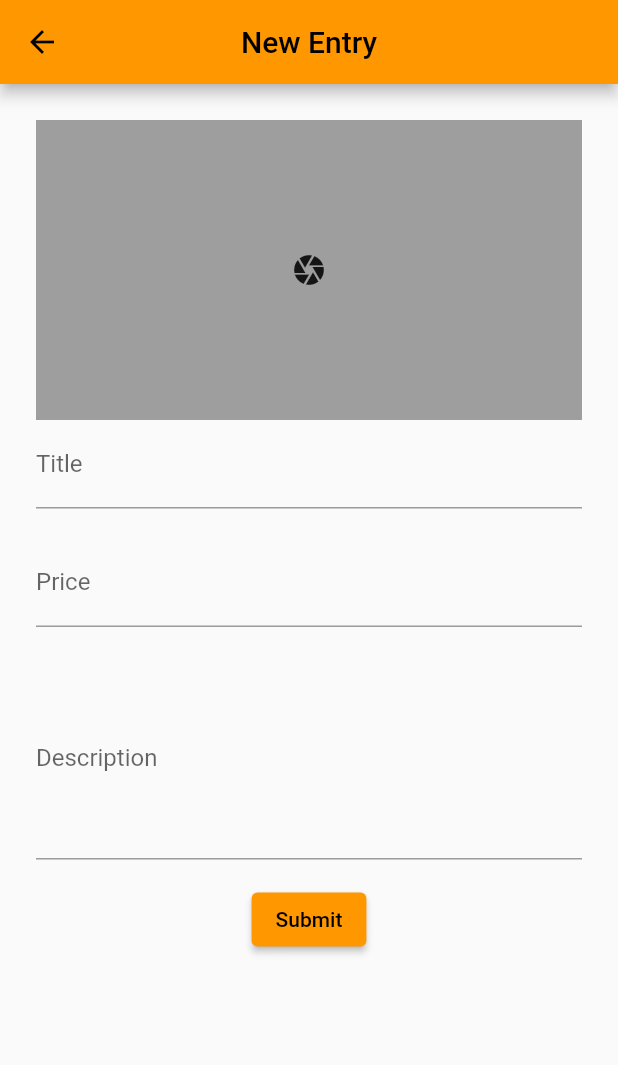
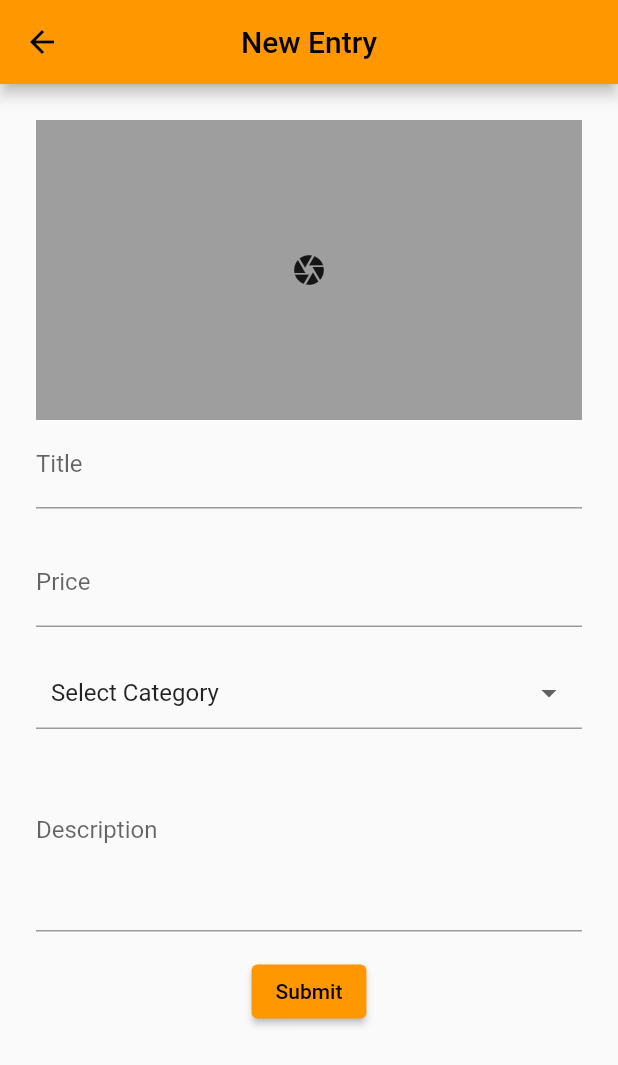
Before and after one commit to shivaAg04/SARA, a Flutter app: the AddNewEntry screen opened directly, on a phone screen of 412 x 824 dp. Shown: the top 1065 px of the screen. Run offline on Flutter 3.47's test engine with Material 2 defaults, Android fonts, the phone set to English and light mode, and no system bars; our stand-ins replace cloud_firestore, curved_navigation_bar, firebase_auth, firebase_core, firebase_storage, flutter_signin_button and 6 more; missing offline and left inert: dart:ffi; accounts and stored records are empty; network calls fail; statements that could not run were skipped.

Commit message:
final 13

```diff
--- a/lib/screens/Ads/AFTER LOGIN/add_new_entry.dart
+++ b/lib/screens/Ads/AFTER LOGIN/add_new_entry.dart
@@ -15,6 +15,14 @@ class AddNewEntry extends StatefulWidget {
 }
 
 class _AddNewEntryState extends State<AddNewEntry> {
+  List dropDownListData = [
+    {"title": "SPORTS", "value": "SPORTS"},
+    {"title": "STATIONARY", "value": "STATIONARY"},
+    {"title": "ELECTRICAL", "value": "ELECTRICAL"},
+    {"title": "OTHERS", "value": "OTHERS"},
+  ];
+
+  String selectedCategory = "";
   TextEditingController titlecontroller = TextEditingController();
 
   TextEditingController pricecontroller = TextEditingController();
@@ -48,12 +56,13 @@ class _AddNewEntryState extends State<AddNewEntry> {
       "Price": serverPrice,
       "Description": serverDescription,
       "Id": id,
-      "Pic": downloadUrl
+      "Pic": downloadUrl,
+      "Category": selectedCategory
     };
 
     await _firebaseFirestore
-        .collection(user!.email.toString())
-        .doc(id)
+        .collection("Products")
+        .doc(user!.email! + id)
         .set(data);
   }
 
@@ -71,6 +80,7 @@ class _AddNewEntryState extends State<AddNewEntry> {
           child: SingleChildScrollView(
             child: Column(
               children: [
+                // IMAGE CAPTURE
                 InkWell(
                   onTap: () async {
                     XFile? selectedImage = await ImagePicker()
@@ -92,6 +102,7 @@ class _AddNewEntryState extends State<AddNewEntry> {
                         : Icon(Icons.camera),
                   ),
                 ),
+                // TITLE
                 TextFormField(
                   validator: (value) {
                     if (value!.isEmpty) {
@@ -108,6 +119,7 @@ class _AddNewEntryState extends State<AddNewEntry> {
                 SizedBox(
                   height: 20,
                 ),
+                //PRICE
                 TextFormField(
                   keyboardType: TextInputType.number,
                   validator: (value) {
@@ -118,12 +130,45 @@ class _AddNewEntryState extends State<AddNewEntry> {
                     }
                   },
                   controller: pricecontroller,
-                  decoration: InputDecoration(
+                  decoration: const InputDecoration(
                     labelText: 'Price',
                   ),
                 ),
-                SizedBox(
+                const SizedBox(
                   height: 20,
+                ),
+                InputDecorator(
+                  decoration: const InputDecoration(
+                    // border: OutlineInputBorder(
+                    //     borderRadius: BorderRadius.circular(15.0)),
+                    contentPadding: EdgeInsets.all(10),
+                  ),
+                  child: DropdownButtonHideUnderline(
+                    child: DropdownButton<String>(
+                      value: selectedCategory,
+                      isDense: true,
+                      isExpanded: true,
+                      menuMaxHeight: 350,
+                      items: [
+                        const DropdownMenuItem(
+                            value: "",
+                            child: Text(
+                              "Select Category",
+                            )),
+                        ...dropDownListData.map<DropdownMenuItem<String>>((e) {
+                          return DropdownMenuItem(
+                              child: Text(e['title']), value: e['value']);
+                        }).toList(),
+                      ],
+                      onChanged: (newValue) {
+                        setState(
+                          () {
+                            selectedCategory = newValue!;
+                          },
+                        );
+                      },
+                    ),
+                  ),
                 ),
                 TextFormField(
                   validator: (value) {
@@ -135,7 +180,7 @@ class _AddNewEntryState extends State<AddNewEntry> {
                   },
                   controller: descriptioncontroller,
                   maxLines: 5,
-                  decoration: InputDecoration(
+                  decoration: const InputDecoration(
                     labelText: 'Description',
                   ),
                 ),
@@ -143,7 +188,9 @@ class _AddNewEntryState extends State<AddNewEntry> {
                   padding: const EdgeInsets.symmetric(vertical: 16.0),
                   child: ElevatedButton(
                     onPressed: () async {
-                      if (_formKey.currentState!.validate()) {
+                      if (_formKey.currentState!.validate() &&
+                          selectedCategory != "" &&
+                          downloadUrl != "") {
                         setState(() {
                           isuploaded = false;
                         });
@@ -160,8 +207,8 @@ class _AddNewEntryState extends State<AddNewEntry> {
                       }
                     },
                     child: isuploaded == true
-                        ? Text('Submit')
-                        : CircularProgressIndicator(
+                        ? const Text('Submit')
+                        : const CircularProgressIndicator(
                             backgroundColor: Colors.black),
                   ),
                 ),
--- a/lib/screens/home/home_screen.dart
+++ b/lib/screens/home/home_screen.dart
@@ -2,7 +2,7 @@ import 'package:flutter/material.dart';
 
 import 'package:kiet_olx/widgets/categories_button.dart';
 import 'package:kiet_olx/widgets/category_row.dart';
-import 'package:kiet_olx/widgets/products_column.dart';
+import 'package:kiet_olx/FreshlyRecommendation/products_column.dart';
 
 import '../../widgets/search_bar.dart';
 
```
Also changed, not shown: lib/FreshlyRecommendation/fresh_recommendation_card.dart (added, +54 -0 lines), lib/FreshlyRecommendation/products_column.dart (added, +103 -0 lines).
